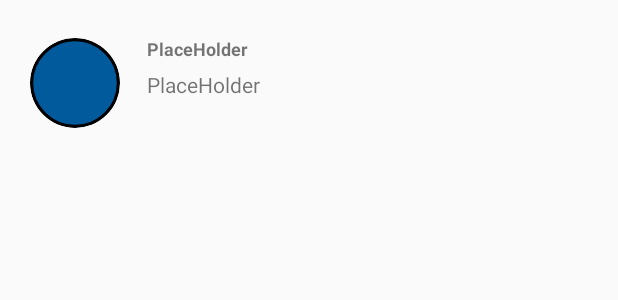
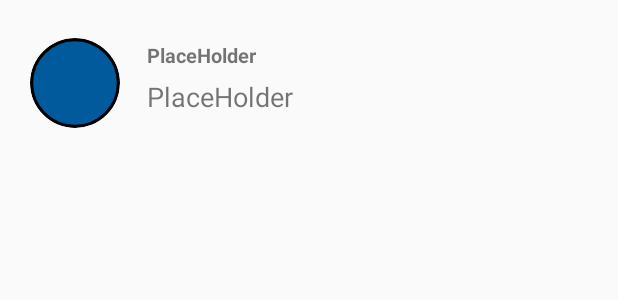
Before and after one commit to Jang0F377/PFG_Messenger, an Android app: the layout conversations_activity_row.xml on its own in the app's theme, with its tools: preview values and no code run, on a phone screen of 412 x 824 dp. Shown: the top 300 px of the screen. Run offline under Robolectric (Android 15) with nearby library versions, the phone set to English and light mode, and no system bars.

Commit message:
1st fourth commit

```diff
--- a/app/src/main/java/com/mattgarrett/pfg702_messenger/registerlogin/NewUserActivity.kt
+++ b/app/src/main/java/com/mattgarrett/pfg702_messenger/registerlogin/NewUserActivity.kt
@@ -28,7 +28,7 @@ class NewUserActivity : AppCompatActivity() {
     override fun onCreate(savedInstanceState: Bundle?) {
         super.onCreate(savedInstanceState)
         setContentView(R.layout.activity_new_user)
-        supportActionBar?.title = "PFG-Welcome"
+        supportActionBar?.title = "PFG-Messenger Welcomes You"
 
         btn_registration_page_create_my_account.setOnClickListener {
             performRegistrationFlow()
--- a/app/src/main/res/layout/conversations_activity_row.xml
+++ b/app/src/main/res/layout/conversations_activity_row.xml
@@ -24,17 +24,20 @@
         app:layout_constraintTop_toTopOf="parent"
         android:text="@string/placeholder"
         android:layout_marginStart="18dp"
-        android:layout_marginTop="24dp"
-        android:textSize="12sp"
+        android:layout_marginTop="27dp"
+        android:textSize="13sp"
         android:textStyle="bold"
+        app:layout_constraintBottom_toTopOf="@id/tv_latest_message_conversations_activity"
 
         />
     <TextView
+        app:layout_constraintVertical_chainStyle="spread_inside"
         android:id="@+id/tv_latest_message_conversations_activity"
         android:layout_width="wrap_content"
         android:layout_height="wrap_content"
         app:layout_constraintLeft_toRightOf="@id/iv_conversations_activity_rows"
         android:text="@string/placeholder"
+        android:textSize="18sp"
         app:layout_constraintTop_toBottomOf="@id/tv_username_conversations_activity"
         android:layout_marginStart="18dp"
         android:layout_marginTop="6dp"/>
```
Also changed, not shown: app/src/main/java/com/mattgarrett/pfg702_messenger/ChatLogActivity.kt (+9 -2 lines), app/src/main/java/com/mattgarrett/pfg702_messenger/ConversationsActivity.kt (+26 -0 lines).
